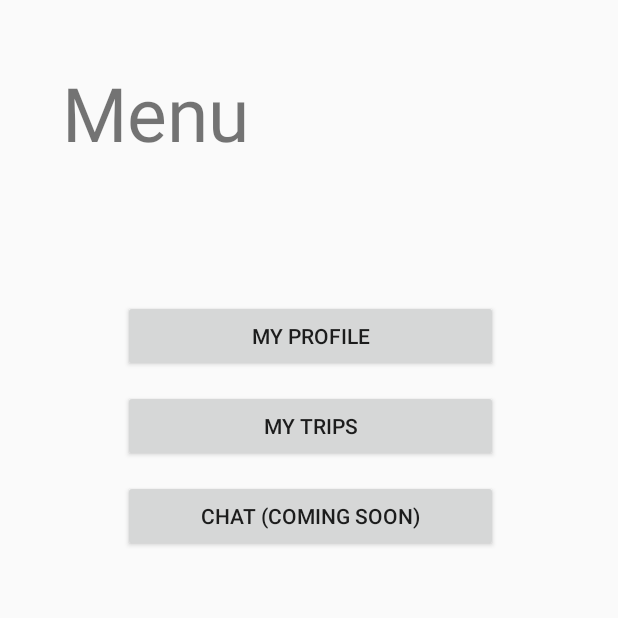
After one commit to CMPUT301W20T04/HopInNow, an Android app: the RiderMenuActivity screen opened directly, with no data from a screen before it, on a phone screen of 412 x 824 dp, the top half of it. The commit adds this screen. Run offline under Robolectric (Android 15) with nearby library versions, the phone set to English and light mode, and no system bars.

Commit message:
menu button

```diff
--- /dev/null
+++ b/HopInNow/app/src/main/java/com/example/hopinnow/activities/RiderMenuActivity.java
@@ -0,0 +1,35 @@
+package com.example.hopinnow.activities;
+
+import androidx.appcompat.app.AppCompatActivity;
+
+import android.os.Bundle;
+import android.view.View;
+import android.widget.Button;
+
+import com.example.hopinnow.R;
+
+public class RiderMenuActivity extends AppCompatActivity {
+
+
+    private Button riderMyProfileBtn, riderChatBtn, riderMyTripsBtn;
+
+    @Override
+    protected void onCreate(Bundle savedInstanceState) {
+        super.onCreate(savedInstanceState);
+        setContentView(R.layout.activity_rider_menu);
+
+
+        riderMyProfileBtn = (Button) findViewById(R.id.riderMyProfile);
+        riderChatBtn = (Button) findViewById(R.id.riderChat);
+        riderMyTripsBtn = (Button) findViewById(R.id.riderMyTrips);
+
+        riderMyProfileBtn.setOnClickListener(new View.OnClickListener(){
+            @Override
+            public void onClick(View v) {
+
+
+            }
+        });
+
+    }
+}
--- /dev/null
+++ b/HopInNow/app/src/main/res/layout/activity_rider_menu.xml
@@ -0,0 +1,62 @@
+<?xml version="1.0" encoding="utf-8"?>
+<RelativeLayout xmlns:android="http://schemas.android.com/apk/res/android"
+    xmlns:tools="http://schemas.android.com/tools"
+    android:layout_width="match_parent"
+    android:layout_height="match_parent"
+    tools:context=".activities.RiderMapActivity">
+
+
+    <TextView
+        android:id="@+id/menuTextView"
+        android:layout_width="135dp"
+        android:layout_height="wrap_content"
+        android:layout_alignParentStart="true"
+        android:layout_alignParentLeft="true"
+        android:layout_alignParentTop="true"
+        android:layout_marginStart="41dp"
+        android:layout_marginLeft="41dp"
+        android:layout_marginTop="41dp"
+        android:text="Menu"
+        android:textSize="50dp" />
+
+    <Button
+        android:id="@+id/riderMyProfile"
+        android:layout_width="250dp"
+        android:layout_height="wrap_content"
+        android:layout_alignParentStart="true"
+        android:layout_alignParentLeft="true"
+        android:layout_alignParentTop="true"
+        android:layout_centerHorizontal="true"
+        android:layout_marginStart="82dp"
+        android:layout_marginLeft="82dp"
+        android:layout_marginTop="200dp"
+        android:text="My Profile" />
+
+    <Button
+        android:id="@+id/riderChat"
+        android:layout_width="250dp"
+        android:layout_height="wrap_content"
+        android:layout_below="@+id/riderMyTrips"
+        android:layout_alignParentStart="true"
+        android:layout_alignParentLeft="true"
+        android:layout_centerHorizontal="true"
+        android:layout_marginStart="82dp"
+        android:layout_marginLeft="82dp"
+        android:layout_marginTop="12dp"
+        android:text="Chat (Coming Soon)" />
+
+    <Button
+        android:id="@+id/riderMyTrips"
+        android:layout_width="250dp"
+        android:layout_height="wrap_content"
+        android:layout_below="@+id/riderMyProfile"
+        android:layout_alignParentStart="true"
+        android:layout_alignParentLeft="true"
+        android:layout_centerHorizontal="true"
+        android:layout_marginStart="82dp"
+        android:layout_marginLeft="82dp"
+        android:layout_marginTop="12dp"
+        android:text="My Trips" />
+
+
+</RelativeLayout>
```
Also changed, not shown: HopInNow/app/src/main/AndroidManifest.xml (+10 -8 lines), HopInNow/app/src/main/java/com/example/hopinnow/activities/RiderMapActivity.java (+11 -1 lines), HopInNow/app/src/main/res/drawable/ic_menu.xml (added, +9 -0 lines), HopInNow/app/src/main/res/layout/activity_rider_map.xml (+22 -4 lines).
